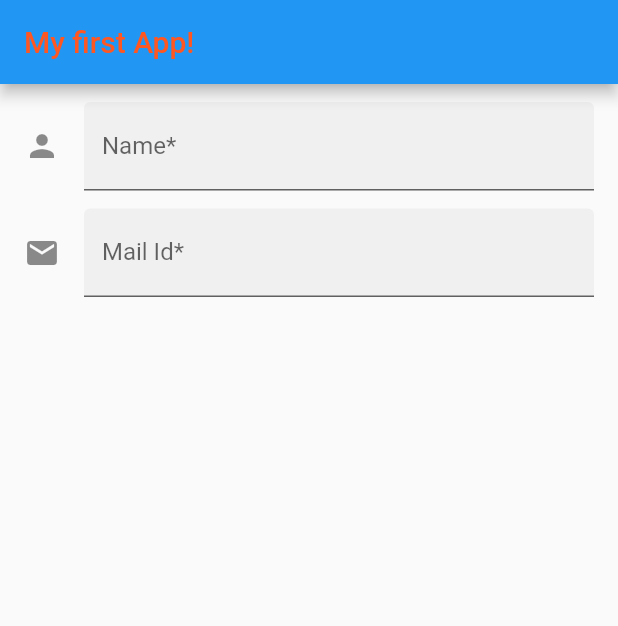
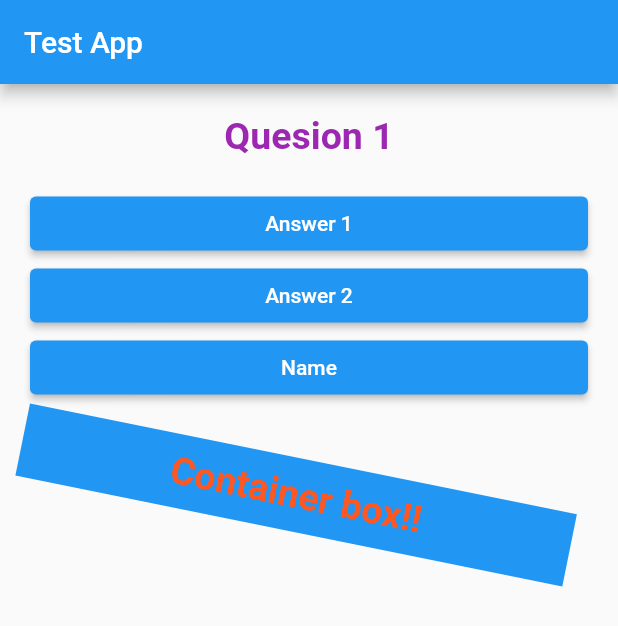
Before and after one commit to naveen-creater/Flutter-Playground, a Flutter app: the screen it shows after launch, on a phone screen of 412 x 824 dp. Shown: the top 626 px of the screen. Run offline on Flutter 3.47's test engine with Material 2 defaults, Android fonts, the phone set to English and light mode, and no system bars; missing offline and left inert: dart:ffi.

Commit message:
Widget UiPractice

```diff
--- /dev/null
+++ b/lib/Car.dart
@@ -0,0 +1,11 @@
+
+
+class Car {
+  String name;
+  String parentsName;
+
+  Car({
+    this.name = "TATA",
+    this.parentsName = "Auto Mobile's",
+  });
+}
--- /dev/null
+++ b/lib/UIPractice.dart
@@ -0,0 +1,101 @@
+import 'package:flutter/material.dart';
+
+void main() => runApp(UIPractice());
+
+class UIPractice extends StatefulWidget {
+  @override
+  State<StatefulWidget> createState() {
+    return UIPracticeStae();
+  }
+}
+
+Widget container(double width, double height, Color color) {
+  return Container(
+    width: width,
+    height: height,
+    color: color,
+    padding: EdgeInsets.all(10.0),
+    child: Center(
+      child: Text(
+        "Box!",
+        style: TextStyle(
+          color: Colors.deepOrange,
+        ),
+      ),
+    ),
+  );
+}
+
+Widget row() {
+  return Row(
+    mainAxisAlignment: MainAxisAlignment.center,
+    crossAxisAlignment: CrossAxisAlignment.end, //
+    mainAxisSize: MainAxisSize.min,
+    children: [
+      container(50, 50, Colors.orange),
+      container(50, 50, Colors.blue),
+      container(50, 50, Colors.lightGreenAccent),
+      Text(
+        "data",
+      ),
+    ],
+  );
+}
+
+Widget column() {
+  return Column(
+    mainAxisAlignment: MainAxisAlignment.spaceBetween,
+    mainAxisSize: MainAxisSize.max,
+    crossAxisAlignment: CrossAxisAlignment.end,
+    children: [
+      container(100, 50, Colors.orange),
+      container(100, 50, Colors.blue),
+      container(100, 50, Colors.lightGreenAccent),
+      Text(
+        "data",
+      ),
+    ],
+  );
+}
+
+Widget getCenter() {
+  return Center(
+    child: container(200, 200, Colors.yellowAccent),
+  );
+}
+
+Widget align() {
+  return Align(
+    alignment: Alignment.topRight,
+    child: container(150, 150, Colors.cyanAccent),
+  );
+}
+
+Widget padding() {
+  // 40dp padding
+  return Center(
+    child: Container(
+      color: Colors.yellowAccent,
+      height: 200,
+      width: 200,
+      child: Padding(
+        padding: EdgeInsets.all(40),
+        child: container(200, 200, Colors.green),
+      ),
+    ),
+  );
+}
+
+class UIPracticeStae extends State<UIPractice> {
+  @override
+  Widget build(BuildContext context) {
+    return MaterialApp(
+      home: Scaffold(
+        appBar: AppBar(
+          title: Text("UI Practice!"),
+        ),
+        body: padding(),
+      ),
+    );
+  }
+}
--- a/lib/main.dart
+++ b/lib/main.dart
@@ -9,60 +9,94 @@ class MyApp extends StatefulWidget {
 }
 
 class MyTestApp extends State<MyApp> {
+  var questions = [
+    'whats your fav color',
+    'whats your fav bike',
+    'whats your Name!',
+  ];
+
+  var qs = "Name";
+  var aff = 0;
+
+  void answersQuesion() {
+    setState(() {
+      aff++;
+      qs = "clicked Name $aff";
+    });
+
+    Navigator.pop(context);
+  }
+
+  @override
+  void initState() {
+    // TODO: implement initState
+    super.initState();
+  }
+
   @override
   Widget build(BuildContext context) {
     return MaterialApp(
       home: Scaffold(
           appBar: AppBar(
             title: Text(
-            "My first App!",
-            style: TextStyle(color: Colors.deepOrange),
-            textAlign: TextAlign.end,
-            textWidthBasis: TextWidthBasis.longestLine,
+              "Test App",
             ),
           ),
           body: SingleChildScrollView(
-          padding: const EdgeInsets.symmetric(horizontal: 16),
+            padding: const EdgeInsets.symmetric(horizontal: 20, vertical: 20),
             child: Column(
-            mainAxisAlignment: MainAxisAlignment.spaceEvenly,
+              mainAxisAlignment: MainAxisAlignment.spaceAround,
               crossAxisAlignment: CrossAxisAlignment.stretch,
+              mainAxisSize: MainAxisSize.max,
               children: <Widget>[
-              const SizedBox(
-                height: 12,
+                Container(
+                  // width: ,
+                  child: Text(
+                    "Quesion 1",
+                    style: TextStyle(
+                      color: Colors.purple,
+                      fontSize: 25,
+                      fontWeight: FontWeight.bold,
                     ),
-              TextFormField(
-                textCapitalization: TextCapitalization.words,
-                decoration: InputDecoration(
-                    border: UnderlineInputBorder(
-                        /*borderSide: BorderSide(
-                            color: const Color(0xffff4141),
-                            width: 2.0,
-                            style: BorderStyle.solid)*/
+                    textAlign: TextAlign.center,
                   ),
-                    filled: true,
-                    icon: Icon(Icons.person),
-                    hintText: "please enter your name",
-                    labelText: "Name*",
-                    prefixText: "Name: "),
-                onSaved: (String? value) {},
                 ),
-              const SizedBox(
-                height: 12,
+                SizedBox(
+                  height: 20,
                 ),
-              TextFormField(
-                textCapitalization: TextCapitalization.words,
-                decoration: InputDecoration(
-                    border: UnderlineInputBorder(),
-                    filled: true,
-                    icon: Icon(Icons.mail),
-                    hintText: "please enter your Mail",
-                    labelText: "Mail Id*"),
-                showCursor: true,
+                ElevatedButton(
+                  onPressed: answersQuesion,
+                  child: Text("Answer 1"),
+                ),
+                ElevatedButton(
+                  onPressed: answersQuesion,
+                  child: Text("Answer 2"),
+                ),
+                ElevatedButton(
+                  onPressed: answersQuesion,
+                  child: Text(qs),
+                ),
+                Container(
+                  /* constraints: BoxConstraints.expand(
+                    height: Theme.of(context).textTheme.headline4!.fontSize! * 1.1 + 200.0,
+                  ),*/
+                  padding: const EdgeInsets.all(10),
+                  color: Colors.blue,
+                  alignment: Alignment.center,
+                  transform: Matrix4.rotationZ(0.2),
+                  child: const Text(
+                    'Container box!!',
+                    style: TextStyle(
+                      color: Colors.deepOrange,
+                      fontSize: 25,
+                      fontWeight: FontWeight.bold,
+                    ),
+                    textAlign: TextAlign.center,
+                  ),
                 ),
               ],
             ),
-        ),
-      ),
+          )),
     );
   }
 }
```
Also changed, not shown: lib/AppBarDesign.dart (added, +98 -0 lines), lib/Quesions.dart (added, +17 -0 lines), lib/TestApp.dart (added, +92 -0 lines), lib/sampleAnimation.dart (added, +66 -0 lines). Lines whose indentation alone changed are shown as unchanged.
